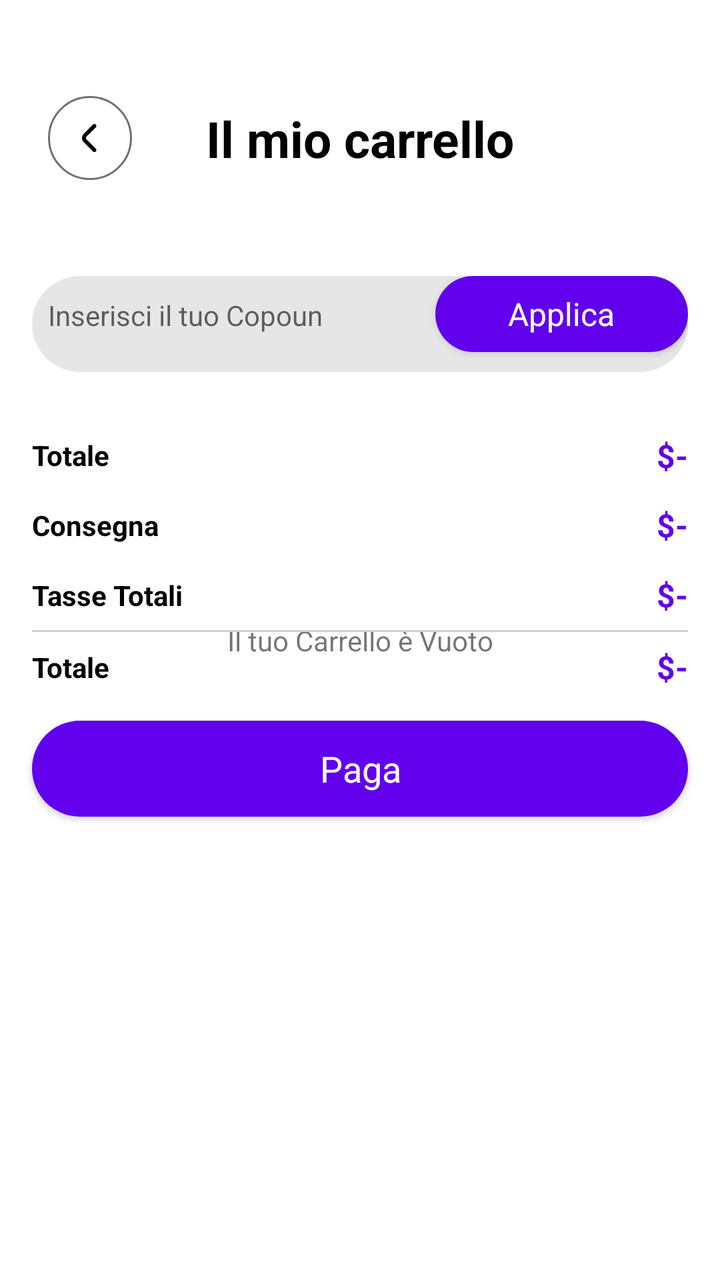
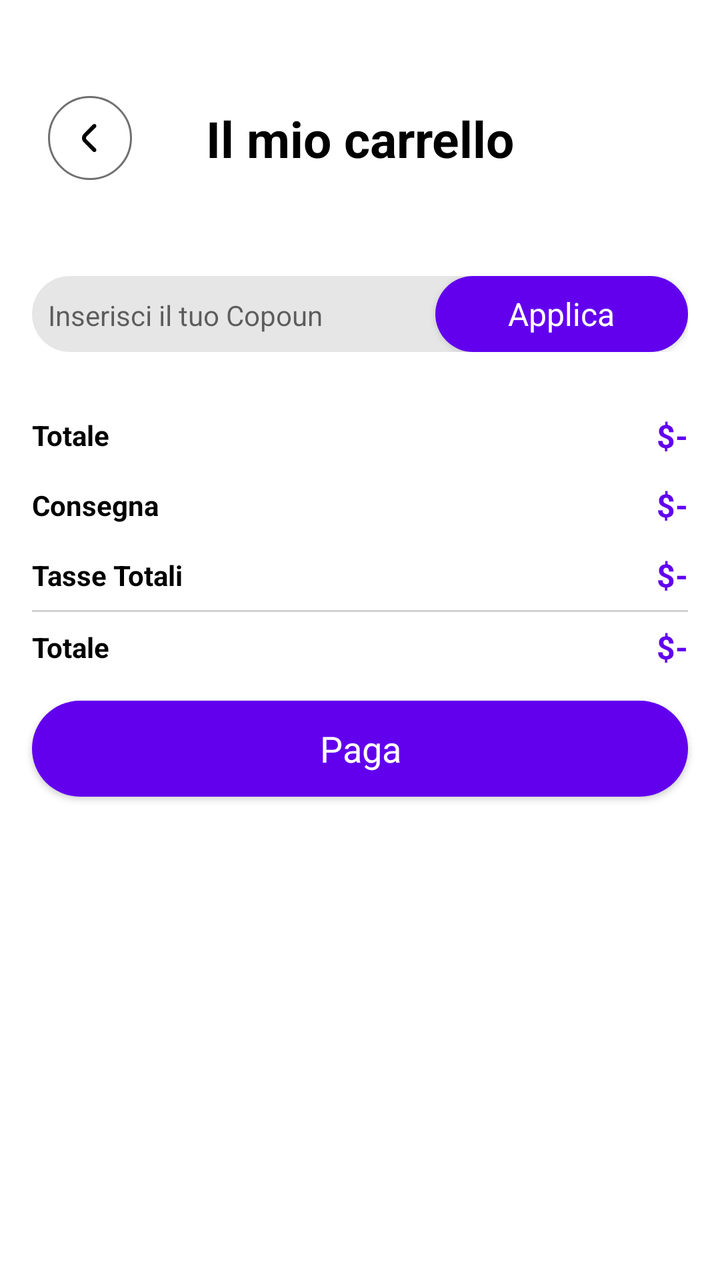

Compare the two renders of this Android layout. The source of the first and the diff that turns it into the second are given below.
<!-- AndroidManifest.xml: application theme Theme.Kotlin -->
<!-- res/layout/activity_cart.xml -->
<?xml version="1.0" encoding="utf-8"?>
<androidx.constraintlayout.widget.ConstraintLayout xmlns:android="http://schemas.android.com/apk/res/android"
    xmlns:app="http://schemas.android.com/apk/res-auto"
    xmlns:tools="http://schemas.android.com/tools"
    android:id="@+id/main"
    android:layout_width="match_parent"
    android:layout_height="match_parent"
    tools:context=".Activity.CartActivity">

    <TextView
        android:id="@+id/emptyTxt"
        android:layout_width="wrap_content"
        android:layout_height="wrap_content"
        android:text="Il tuo Carrello è Vuoto"
        app:layout_constraintBottom_toBottomOf="parent"
        app:layout_constraintEnd_toEndOf="parent"
        app:layout_constraintStart_toStartOf="parent"
        app:layout_constraintTop_toTopOf="parent"
        tools:visibility="gone" />

    <ScrollView
        android:layout_width="match_parent"
        android:layout_height="match_parent"
        tools:layout_editor_absoluteX="97dp"
        tools:layout_editor_absoluteY="118dp">

        <LinearLayout
            android:layout_width="match_parent"
            android:layout_height="wrap_content"
            android:orientation="vertical">

            <androidx.constraintlayout.widget.ConstraintLayout
                android:layout_width="match_parent"
                android:layout_height="match_parent"
                android:paddingTop="48dp">

                <ImageView
                    android:id="@+id/backBtn"
                    android:layout_width="wrap_content"
                    android:layout_height="wrap_content"
                    android:layout_marginStart="24dp"
                    app:layout_constraintStart_toStartOf="parent"
                    app:layout_constraintTop_toTopOf="parent"
                    app:srcCompat="@drawable/back" />

                <TextView
                    android:id="@+id/textView10"
                    android:layout_width="wrap_content"
                    android:layout_height="wrap_content"
                    android:text="Il mio carrello"
                    android:textStyle="bold"
                    android:textColor="@color/black"
                    android:textSize="25sp"
                    app:layout_constraintBottom_toBottomOf="parent"
                    app:layout_constraintEnd_toEndOf="parent"
                    app:layout_constraintStart_toStartOf="parent"
                    app:layout_constraintTop_toTopOf="@+id/backBtn" />
            </androidx.constraintlayout.widget.ConstraintLayout>

            <androidx.recyclerview.widget.RecyclerView
                android:id="@+id/cartView"
                android:layout_width="match_parent"
                android:layout_height="match_parent"
                android:layout_margin="16dp"
                 />

            <LinearLayout
                android:layout_width="match_parent"
                android:layout_height="48dp"
                android:layout_margin="16dp"
                android:layout_marginStart="16dp"
                android:layout_marginTop="32dp"
                android:layout_marginEnd="16dp"
                android:background="@drawable/grey_bg2"
                android:orientation="horizontal">

                <EditText
                    android:id="@+id/copounEdt"
                    android:layout_width="wrap_content"
                    android:layout_height="wrap_content"
                    android:paddingStart="8dp"
                    android:layout_weight="1"
                    android:textSize="14sp"
                    android:ems="10"
                    android:inputType="text"
                    android:hint="Inserisci il tuo Copoun"
                    android:background="#00ffffff" />

                <androidx.appcompat.widget.AppCompatButton
                    style="@android:style/Widget.Button"
                    android:background="@drawable/purple_bg"
                    android:textColor="@color/white"
                    android:textSize="16sp"
                    android:id="@+id/applyCopoun"
                    android:layout_width="wrap_content"
                    android:layout_height="38dp"
                    android:layout_weight="1"
                    android:text="Applica" />
            </LinearLayout>

            <androidx.constraintlayout.widget.ConstraintLayout
                android:layout_width="match_parent"
                android:layout_height="wrap_content"
                android:layout_margin="16dp">

                <TextView
                    android:id="@+id/textView11"
                    android:layout_width="wrap_content"
                    android:layout_height="wrap_content"
                    android:text="Totale"
                    android:textColor="@color/black"
                    android:textStyle="bold"
                    app:layout_constraintStart_toStartOf="parent"
                    app:layout_constraintTop_toTopOf="parent" />

                <TextView
                    android:id="@+id/textView13"
                    android:layout_width="wrap_content"
                    android:layout_height="wrap_content"
                    android:layout_marginTop="16dp"
                    android:text="Consegna"
                    android:textColor="@color/black"
                    android:textStyle="bold"
                    app:layout_constraintTop_toBottomOf="@+id/textView11"
                    tools:layout_editor_absoluteX="0dp" />

                <TextView
                    android:id="@+id/textView14"
                    android:layout_width="wrap_content"
                    android:layout_height="wrap_content"
                    android:layout_marginTop="16dp"
                    android:text="Tasse Totali"
                    android:textColor="@color/black"
                    android:textStyle="bold"
                    app:layout_constraintTop_toBottomOf="@+id/textView13" />

                <TextView
                    android:id="@+id/TotalFeeTxt"
                    android:layout_width="wrap_content"
                    android:layout_height="wrap_content"
                    android:text="$-"
                    android:textColor="@color/purple_500"
                    android:textSize="16sp"
                    android:textStyle="bold"
                    app:layout_constraintBottom_toBottomOf="@+id/textView11"
                    app:layout_constraintEnd_toEndOf="parent"
                    app:layout_constraintTop_toTopOf="@+id/textView11" />

                <TextView
                    android:id="@+id/deliveryTxt"
                    android:layout_width="wrap_content"
                    android:layout_height="wrap_content"
                    android:text="$-"
                    android:textColor="@color/purple_500"
                    android:textSize="16sp"
                    android:textStyle="bold"
                    app:layout_constraintBottom_toBottomOf="@+id/textView13"
                    app:layout_constraintEnd_toEndOf="parent"
                    app:layout_constraintTop_toTopOf="@+id/textView13" />

                <TextView
                    android:id="@+id/taxTxt"
                    android:layout_width="wrap_content"
                    android:layout_height="wrap_content"
                    android:text="$-"
                    android:textColor="@color/purple_500"
                    android:textSize="16sp"
                    android:textStyle="bold"
                    app:layout_constraintBottom_toBottomOf="@+id/textView14"
                    app:layout_constraintEnd_toEndOf="parent"
                    app:layout_constraintTop_toTopOf="@+id/textView14" />

                <View
                    android:id="@+id/view"
                    android:layout_width="wrap_content"
                    android:background="#D2D2D2"
                    android:layout_height="1dp"
                    android:layout_marginTop="8dp"
                    app:layout_constraintEnd_toEndOf="parent"
                    app:layout_constraintStart_toStartOf="parent"
                    app:layout_constraintTop_toBottomOf="@+id/textView14" />

                <TextView
                    android:id="@+id/textView18"
                    android:layout_width="wrap_content"
                    android:layout_height="wrap_content"
                    android:layout_marginTop="8dp"
                    android:text="Totale"
                    android:textColor="@color/black"
                    android:textStyle="bold"
                    app:layout_constraintStart_toStartOf="parent"
                    app:layout_constraintTop_toBottomOf="@+id/view" />

                <TextView
                    android:id="@+id/totalTxt"
                    android:layout_width="wrap_content"
                    android:layout_height="wrap_content"
                    android:text="$-"
                    android:textColor="@color/purple_500"
                    android:textSize="16sp"
                    android:textStyle="bold"
                    app:layout_constraintBottom_toBottomOf="@+id/textView18"
                    app:layout_constraintEnd_toEndOf="parent"
                    app:layout_constraintTop_toTopOf="@+id/textView18" />

            </androidx.constraintlayout.widget.ConstraintLayout>

            <Button
                android:id="@+id/checkOutBtn"
                android:background="@drawable/purple_bg"
                style="@android:style/Widget.Button"
                android:textColor="@color/white"
                android:layout_width="match_parent"
                android:layout_height="wrap_content"
                android:layout_marginStart="16dp"
                android:layout_marginEnd="16dp"
                android:layout_marginBottom="16dp"
                android:text="Paga"
                android:textSize="18sp"/>
        </LinearLayout>
    </ScrollView>
</androidx.constraintlayout.widget.ConstraintLayout>
<!-- resources referenced by this layout -->
<resources>
  <color name="black">#FF000000</color>
  <color name="purple_500">#FF6200EE</color>
  <color name="white">#FFFFFFFF</color>
  <!-- drawable back: png bitmap (drawable, 1997 bytes) -->
  <!-- drawable grey_bg2 (drawable) -->
  <?xml version="1.0" encoding="utf-8"?>
  <selector xmlns:android="http://schemas.android.com/apk/res/android">
      <item>
          <shape android:shape="rectangle">
              <solid android:color="#E6E6E6"/>
              <corners android:radius="100dp"/>
          </shape>
      </item>
  </selector>
  <!-- drawable purple_bg (drawable) -->
  <?xml version="1.0" encoding="utf-8"?>
  <selector xmlns:android="http://schemas.android.com/apk/res/android">
      <item>
          <shape android:shape="rectangle">
              <solid android:color="@color/purple_500"/>
              <corners android:radius="100dp"/>
          </shape>
      </item>
  </selector>
  <style name="Theme.Kotlin" parent="Theme.MaterialComponents.DayNight.NoActionBar">
          
          <item name="colorPrimary">@color/purple_500</item>
          <item name="colorPrimaryVariant">@color/purple_700</item>
          <item name="colorOnPrimary">@color/white</item>
          
          <item name="colorSecondary">@color/teal_200</item>
          <item name="colorSecondaryVariant">@color/teal_700</item>
          <item name="colorOnSecondary">@color/black</item>
          
          <item name="android:statusBarColor">?attr/colorPrimaryVariant</item>
          
          <item name="android:windowTranslucentNavigation">true</item>
      </style>
  <color name="purple_700">#FF3700B3</color>
  <color name="teal_200">#FF03DAC5</color>
  <color name="teal_700">#FF018786</color>
</resources>

<!-- the commit's change to res/layout/activity_cart.xml (unified diff, before → after) -->
@@ -12,6 +12,7 @@
         android:layout_width="wrap_content"
         android:layout_height="wrap_content"
         android:text="Il tuo Carrello è Vuoto"
+        android:visibility="invisible"
         app:layout_constraintBottom_toBottomOf="parent"
         app:layout_constraintEnd_toEndOf="parent"
         app:layout_constraintStart_toStartOf="parent"
@@ -66,7 +67,7 @@
 
             <LinearLayout
                 android:layout_width="match_parent"
-                android:layout_height="48dp"
+                android:layout_height="wrap_content"
                 android:layout_margin="16dp"
                 android:layout_marginStart="16dp"
                 android:layout_marginTop="32dp"
@@ -78,24 +79,24 @@
                     android:id="@+id/copounEdt"
                     android:layout_width="wrap_content"
                     android:layout_height="wrap_content"
+                    android:layout_weight="1"
+                    android:background="#00ffffff"
+                    android:ems="10"
+                    android:hint="Inserisci il tuo Copoun"
+                    android:inputType="text"
                     android:paddingStart="8dp"
-                    android:layout_weight="1"
-                    android:textSize="14sp"
-                    android:ems="10"
-                    android:inputType="text"
-                    android:hint="Inserisci il tuo Copoun"
-                    android:background="#00ffffff" />
+                    android:textSize="14sp" />
 
                 <androidx.appcompat.widget.AppCompatButton
+                    android:id="@+id/applyCopoun"
                     style="@android:style/Widget.Button"
-                    android:background="@drawable/purple_bg"
-                    android:textColor="@color/white"
-                    android:textSize="16sp"
-                    android:id="@+id/applyCopoun"
                     android:layout_width="wrap_content"
                     android:layout_height="38dp"
                     android:layout_weight="1"
-                    android:text="Applica" />
+                    android:background="@drawable/purple_bg"
+                    android:text="Applica"
+                    android:textColor="@color/white"
+                    android:textSize="16sp" />
             </LinearLayout>
 
             <androidx.constraintlayout.widget.ConstraintLayout
